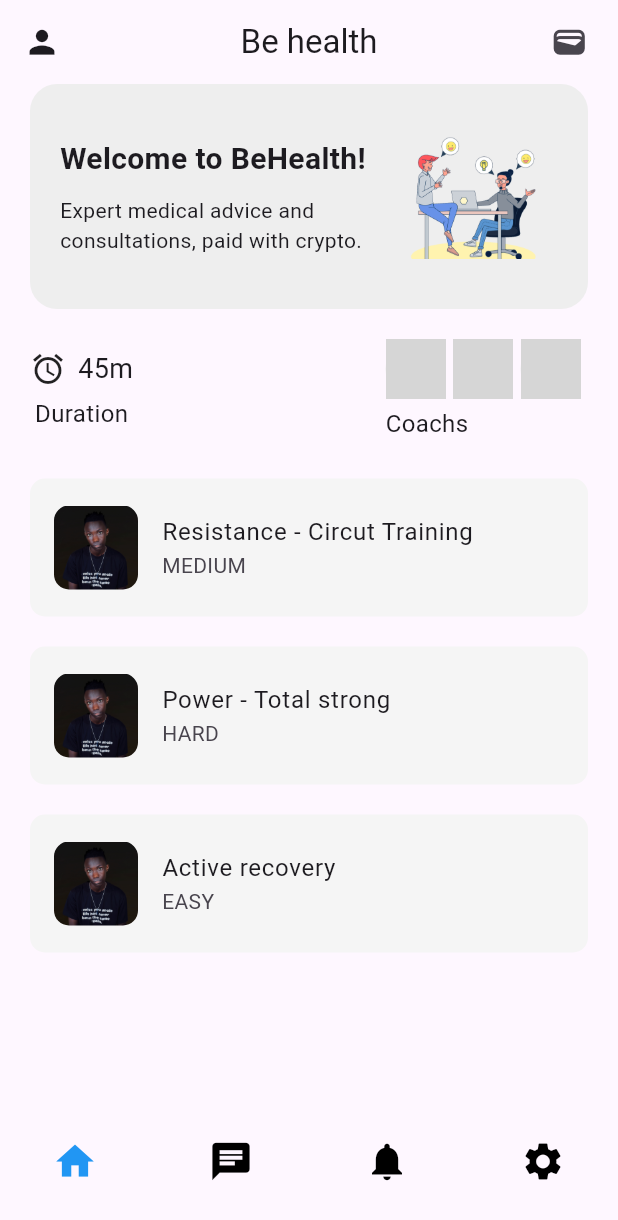
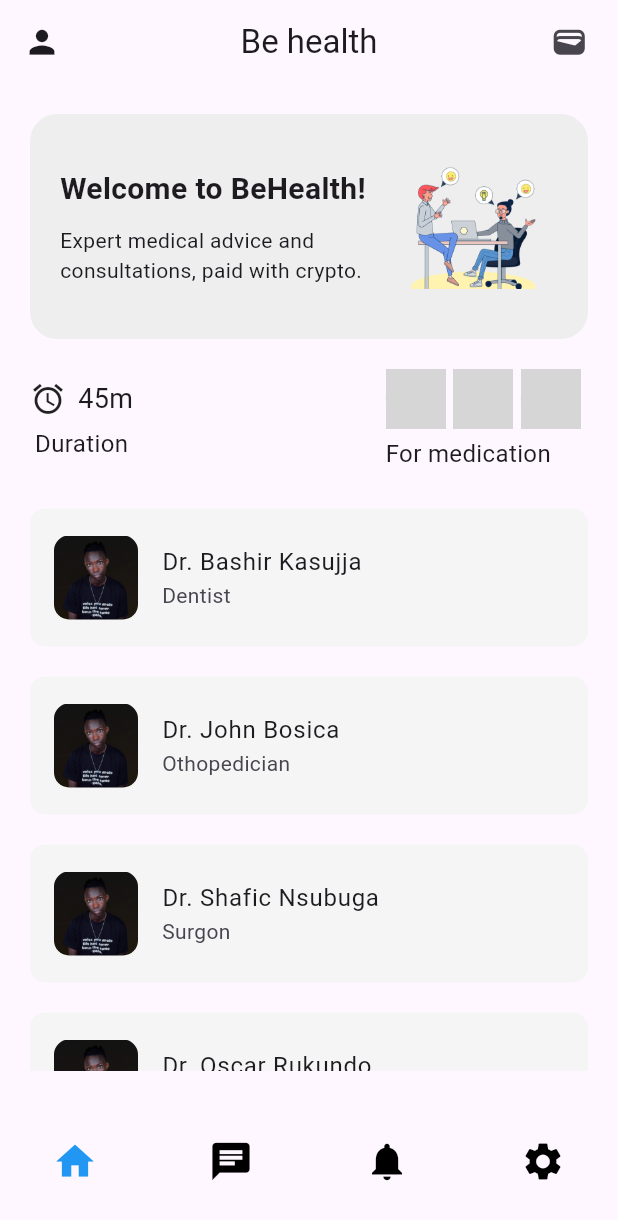
Before and after one commit to kasujjabash/beHealth, a Flutter app: the screen it shows after launch, on a phone screen of 412 x 824 dp. Shown: the top 1220 px of the screen. Run offline on Flutter 3.47's test engine with Material 3 defaults, Android fonts, the phone set to English and light mode, and no system bars; drawn by our look-alikes of google_nav_bar; grey boxes are pictures that could not be loaded.

Commit message:
bug fixes

```diff
--- a/lib/componets/activitytile.dart
+++ b/lib/componets/doctor_tile.dart
@@ -1,10 +1,10 @@
 import 'package:flutter/material.dart';
-import '../models/work_models/activity.dart';
+import '../models/health_model/doctor.dart';
 
-class ActivityTile extends StatelessWidget {
-  final Activity activity;
+class DoctorTile extends StatelessWidget {
+  final Doctor doctor;
   final Function()? onTap;
-  const ActivityTile({super.key, required this.activity, required this.onTap});
+  const DoctorTile({super.key, required this.doctor, required this.onTap});
 
   @override
   Widget build(BuildContext context) {
@@ -16,11 +16,11 @@ class ActivityTile extends StatelessWidget {
             color: Colors.grey.shade100,
             borderRadius: BorderRadius.circular(10)),
         child: ListTile(
-          title: Text(activity.title),
-          subtitle: Text(activity.description),
+          title: Text(doctor.title),
+          subtitle: Text(doctor.description),
           leading: ClipRRect(
               borderRadius: BorderRadius.circular(10),
-              child: Image.asset(activity.imagePath)),
+              child: Image.asset(doctor.imagePath)),
           onTap: onTap,
         ),
       ),
--- a/lib/models/work_models/activity.dart
+++ b/lib/models/health_model/doctor.dart
@@ -1,9 +1,9 @@
-class Activity {
+class Doctor {
   final String title;
   final String imagePath;
   final String description;
 
-  Activity(
+  Doctor(
       {required this.title,
       required this.imagePath,
       required this.description});
--- /dev/null
+++ b/lib/models/health_model/doctors.dart
@@ -0,0 +1,36 @@
+import 'package:behealth/models/health_model/doctor.dart';
+
+class Doctors {
+  //List of Doctors
+  final List<Doctor> _doctors = [
+    //Doctor 1
+    Doctor(
+        title: 'Dr. Bashir Kasujja',
+        imagePath: 'lib/images/bash.png',
+        description: 'Dentist'),
+    //Doctor 2
+    Doctor(
+        title: 'Dr. John Bosica',
+        imagePath: 'lib/images/bash.png',
+        description: 'Othopedician'),
+    //Doctor 3
+    Doctor(
+        title: 'Dr. Shafic Nsubuga',
+        imagePath: 'lib/images/bash.png',
+        description: 'Surgon'),
+    //Doctor 3
+    Doctor(
+        title: 'Dr. Oscar Rukundo',
+        imagePath: 'lib/images/bash.png',
+        description: 'Surgon'),
+    //Doctor 4
+    Doctor(
+        title: 'Dr. Opendo Charlis',
+        imagePath: 'lib/images/bash.png',
+        description: 'Councilor'),
+  ];
+
+/* GETTERS GO HERE*/
+  // getter for the list
+  List<Doctor> get doctor => _doctors;
+}
--- a/lib/models/work_models/activities.dart
+++ /dev/null
@@ -1,26 +0,0 @@
-import 'package:behealth/models/work_models/activity.dart';
-
-class Activities {
-  //List of activities
-  final List<Activity> _activity = [
-    //Activity 1
-    Activity(
-        title: 'Resistance - Circut Training',
-        imagePath: 'lib/images/bash.png',
-        description: 'MEDIUM'),
-    //Activity 2
-    Activity(
-        title: 'Power - Total strong',
-        imagePath: 'lib/images/bash.png',
-        description: 'HARD'),
-    //Activity 3
-    Activity(
-        title: 'Active recovery',
-        imagePath: 'lib/images/bash.png',
-        description: 'EASY'),
-  ];
-
-/* GETTERS GO HERE*/
-  // getter for the list
-  List<Activity> get activity => _activity;
-}
--- a/lib/pages/wortout_details_page.dart
+++ b/lib/pages/wortout_details_page.dart
@@ -1,16 +1,16 @@
 import 'package:flutter/material.dart';
 
-import '../models/work_models/activity.dart';
+import '../models/health_model/doctor.dart';
 
 class WorkOutDetails extends StatelessWidget {
-  final Activity activity;
-  const WorkOutDetails({super.key, required this.activity});
+  final Doctor doctor;
+  const WorkOutDetails({super.key, required this.doctor});
 
   @override
   Widget build(BuildContext context) {
     return Scaffold(
       appBar: AppBar(
-        title: Text(activity.title),
+        title: Text(doctor.title),
       ),
       body: const Column(
         children: [],
--- a/lib/screens/home_screen.dart
+++ b/lib/screens/home_screen.dart
@@ -1,6 +1,6 @@
-import 'package:behealth/models/work_models/activities.dart';
+import 'package:behealth/models/health_model/doctors.dart';
 import 'package:flutter/material.dart';
-import '../componets/activitytile.dart';
+import '../componets/doctor_tile.dart';
 import '../componets/avatar.dart';
 import '../componets/banner.dart';
 import '../pages/wortout_details_page.dart';
@@ -27,7 +27,8 @@ class HomeScreen extends StatelessWidget {
         ],
       ),
       body: Padding(
-        padding: const EdgeInsets.symmetric(horizontal: 20),
+        padding:
+            const EdgeInsets.only(top: 20, left: 20, right: 20, bottom: 10),
         child: Column(
           children: [
             //banner
@@ -91,9 +92,9 @@ class HomeScreen extends StatelessWidget {
                     SizedBox(
                       height: 5,
                     ),
-                    //text coachs
+                    //text
                     Text(
-                      'Coachs',
+                      'For medication',
                       style: TextStyle(fontSize: 16),
                     )
                   ],
@@ -106,16 +107,16 @@ class HomeScreen extends StatelessWidget {
             //activities
             Expanded(
               child: ListView.builder(
-                itemCount: Activities().activity.length,
+                itemCount: Doctors().doctor.length,
                 itemBuilder: (context, index) {
-                  final activity = Activities().activity[index];
-                  return ActivityTile(
-                    activity: activity,
+                  final activity = Doctors().doctor[index];
+                  return DoctorTile(
+                    doctor: activity,
                     onTap: () => Navigator.push(
                         context,
                         MaterialPageRoute(
                             builder: (context) => WorkOutDetails(
-                                  activity: activity,
+                                  doctor: activity,
                                 ))),
                   );
                 },
```
